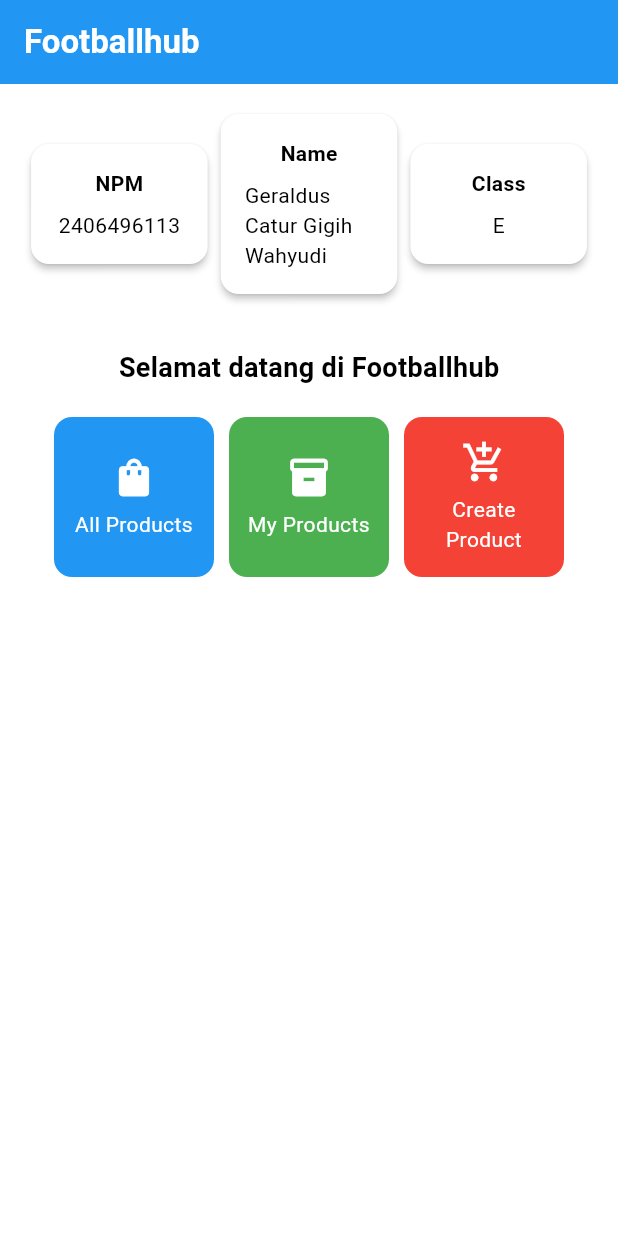
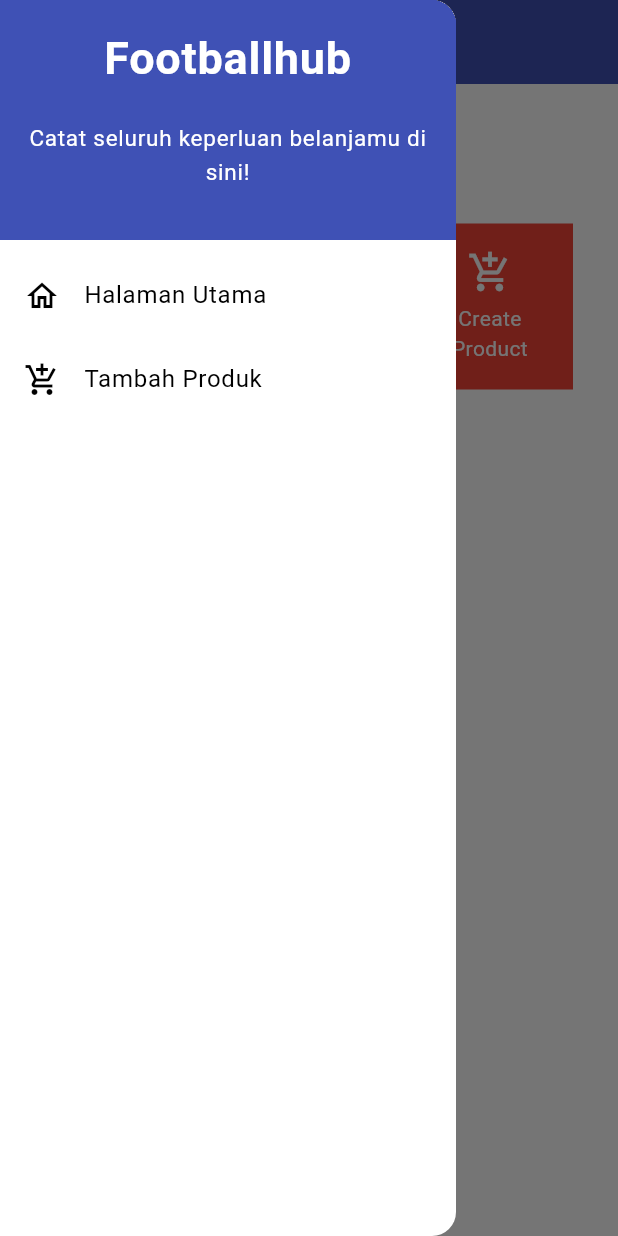
Before and after one commit to GeraldusGigih/football-shop-mobile, a Flutter app: the screen it shows after launch, with the side drawer open (before the commit the screen has no drawer), on a phone screen of 412 x 824 dp. Run offline on Flutter 3.47's test engine with Material 3 defaults, Android fonts, the phone set to English and light mode, and no system bars.

Commit message:
Tugas 8 Complete

```diff
--- a/lib/menu.dart
+++ b/lib/menu.dart
@@ -1,11 +1,9 @@
 import 'package:flutter/material.dart';
+import 'package:football_shop/product_form.dart';
+import 'package:football_shop/widgets/left_drawer.dart';
 
 class MyHomePage extends StatelessWidget {
   MyHomePage({super.key});
-
-  final String nama = "Geraldus Catur Gigih Wahyudi"; //nama
-  final String npm = "2406496113"; //npm
-  final String kelas = "E"; //kelas
 
   final List<ItemHomepage> items = [
     ItemHomepage("All Products", Icons.shopping_bag, Colors.blue),
@@ -15,11 +13,8 @@ class MyHomePage extends StatelessWidget {
 
   @override
   Widget build(BuildContext context) {
-    // Scaffold menyediakan struktur dasar halaman dengan AppBar dan body.
     return Scaffold(
-      // AppBar adalah bagian atas halaman yang menampilkan judul.
       appBar: AppBar(
-        // Judul aplikasi "Footballhub" dengan teks putih dan tebal.
         title: const Text(
           'Footballhub',
           style: TextStyle(
@@ -27,102 +22,45 @@ class MyHomePage extends StatelessWidget {
             fontWeight: FontWeight.bold,
           ),
         ),
-        // Warna latar belakang AppBar diambil dari skema warna tema aplikasi.
-        backgroundColor: Theme
-            .of(context)
-            .colorScheme
-            .primary,
+        backgroundColor: Colors.indigo,
+        foregroundColor: Colors.white,
       ),
-      // Body halaman dengan padding di sekelilingnya.
-      body: Padding(
-        padding: const EdgeInsets.all(16.0),
-        // Menyusun widget secara vertikal dalam sebuah kolom.
+      drawer: const LeftDrawer(),
+      body: SingleChildScrollView(
+        // Widget wrapper yang dapat di-scroll
+        child: Padding(
+          padding: const EdgeInsets.all(10.0), // Set padding dari halaman
           child: Column(
-          crossAxisAlignment: CrossAxisAlignment.center,
-          children: [
-            // Row untuk menampilkan 3 InfoCard secara horizontal.
-            Row(
-              mainAxisAlignment: MainAxisAlignment.spaceEvenly,
-              children: [
-                InfoCard(title: 'NPM', content: npm),
-                InfoCard(title: 'Name', content: nama),
-                InfoCard(title: 'Class', content: kelas),
-              ],
-            ),
-
-            // Memberikan jarak vertikal 16 unit.
-            const SizedBox(height: 16.0),
-
-            // Menempatkan widget berikutnya di tengah halaman.
-            Center(
-              child: Column(
-                // Menyusun teks dan grid item secara vertikal.
-
-                children: [
-                  // Menampilkan teks sambutan dengan gaya tebal dan ukuran 18.
+            // Widget untuk menampilkan children secara vertikal
+            children: <Widget>[
               const Padding(
-                    padding: EdgeInsets.only(top: 16.0),
+                padding: EdgeInsets.only(top: 10.0, bottom: 10.0),
+                // Widget Text untuk menampilkan tulisan dengan alignment center dan style yang sesuai
                 child: Text(
-                      'Selamat datang di Footballhub',
+                  'Shop',
+                  textAlign: TextAlign.center,
                   style: TextStyle(
+                    fontSize: 30,
                     fontWeight: FontWeight.bold,
-                        fontSize: 18.0,
                   ),
                 ),
               ),
-
-                  // Grid untuk menampilkan ItemCard dalam bentuk grid 3 kolom.
+              // Grid layout
               GridView.count(
+                // Container pada card kita.
                 primary: true,
                 padding: const EdgeInsets.all(20),
                 crossAxisSpacing: 10,
                 mainAxisSpacing: 10,
                 crossAxisCount: 3,
-                    // Agar grid menyesuaikan tinggi kontennya.
                 shrinkWrap: true,
-
-                    // Menampilkan ItemCard untuk setiap item dalam list items.
                 children: items.map((ItemHomepage item) {
+                  // Iterasi untuk setiap item
                   return ItemCard(item);
                 }).toList(),
               ),
             ],
           ),
-            ),
-          ],
-        ),
-      ),
-    );
-  }
-}
-
-class InfoCard extends StatelessWidget {
-  // Kartu informasi yang menampilkan title dan content.
-
-  final String title;  // Judul kartu.
-  final String content;  // Isi kartu.
-
-  const InfoCard({super.key, required this.title, required this.content});
-
-  @override
-  Widget build(BuildContext context) {
-    return Card(
-      // Membuat kotak kartu dengan bayangan dibawahnya.
-      elevation: 2.0,
-      child: Container(
-        // Mengatur ukuran dan jarak di dalam kartu.
-        width: MediaQuery.of(context).size.width / 3.5, // menyesuaikan dengan lebar device yang digunakan.
-        padding: const EdgeInsets.all(16.0),
-        // Menyusun title dan content secara vertikal.
-        child: Column(
-          children: [
-            Text(
-              title,
-              style: const TextStyle(fontWeight: FontWeight.bold),
-            ),
-            const SizedBox(height: 8.0),
-            Text(content),
-          ],
         ),
       ),
     );
@@ -138,36 +76,34 @@ class ItemHomepage {
 }
 
 class ItemCard extends StatelessWidget {
-  // Menampilkan kartu dengan ikon dan nama.
-
   final ItemHomepage item;
 
-  const ItemCard(this.item, {super.key});
+  const ItemCard(this.item, {super.key}); // Constructor
 
   @override
   Widget build(BuildContext context) {
     return Material(
-      // Menentukan warna latar belakang dari item.
       color: item.color,
-      // Membuat sudut kartu melengkung.
-      borderRadius: BorderRadius.circular(12),
-
       child: InkWell(
-        // Aksi ketika kartu ditekan.
+        // Area responsive terhadap sentuhan
         onTap: () {
-          // Menampilkan pesan SnackBar saat kartu ditekan.
+          // Memunculkan SnackBar ketika diklik
           ScaffoldMessenger.of(context)
             ..hideCurrentSnackBar()
-            ..showSnackBar(
-                SnackBar(content: Text("Kamu telah menekan tombol ${item.name}!"))
-            );
+            ..showSnackBar(SnackBar(
+                content: Text("Kamu telah menekan tombol ${item.name}!")));
+
+          // Navigate ke route yang sesuai (tergantung jenis tombol)
+          if (item.name == "Create Product") {
+            Navigator.push(context,
+                MaterialPageRoute(builder: (context) => const ShopFormPage()));
+          }
         },
+        child: Container(
           // Container untuk menyimpan Icon dan Text
-        child: Container(
           padding: const EdgeInsets.all(8),
           child: Center(
             child: Column(
-              // Menyusun ikon dan teks di tengah kartu.
               mainAxisAlignment: MainAxisAlignment.center,
               children: [
                 Icon(
@@ -188,5 +124,4 @@ class ItemCard extends StatelessWidget {
       ),
     );
   }
-
 }
--- /dev/null
+++ b/lib/widgets/left_drawer.dart
@@ -0,0 +1,68 @@
+import 'package:flutter/material.dart';
+import 'package:football_shop/menu.dart';
+import 'package:football_shop/product_form.dart';
+
+class LeftDrawer extends StatelessWidget {
+  const LeftDrawer({super.key});
+
+  @override
+  Widget build(BuildContext context) {
+    return Drawer(
+      child: ListView(
+        children: [
+          const DrawerHeader(
+            decoration: BoxDecoration(
+              color: Colors.indigo,
+            ),
+            child: Column(
+              children: [
+                Text(
+                  'Footballhub',
+                  textAlign: TextAlign.center,
+                  style: TextStyle(
+                    fontSize: 30,
+                    fontWeight: FontWeight.bold,
+                    color: Colors.white,
+                  ),
+                ),
+                Padding(padding: EdgeInsets.all(10)),
+                Text("Catat seluruh keperluan belanjamu di sini!",
+                    textAlign: TextAlign.center,
+                    style: TextStyle(
+                      fontSize: 15,
+                      color: Colors.white,
+                      fontWeight: FontWeight.normal
+                    ),
+                ),
+              ],
+            ),
+          ),
+          ListTile(
+            leading: const Icon(Icons.home_outlined),
+            title: const Text('Halaman Utama'),
+            // Bagian redirection ke MyHomePage
+            onTap: () {
+              Navigator.pushReplacement(
+                  context,
+                  MaterialPageRoute(
+                    builder: (context) => MyHomePage(),
+                  ));
+            },
+          ),
+          ListTile(
+            leading: const Icon(Icons.add_shopping_cart),
+            title: const Text('Tambah Produk'),
+            // Bagian redirection ke ShopFormPage
+            onTap: () {
+              Navigator.pushReplacement(
+                  context,
+                  MaterialPageRoute(
+                    builder: (context) => const ShopFormPage(),
+                  ));
+            },
+          ),
+        ],
+      ),
+    );
+  }
+}
```
Also changed, not shown: form_sample/analysis_options.yaml (added, +28 -0 lines), form_sample/lib/main.dart (added, +64 -0 lines), form_sample/pubspec.yaml (added, +89 -0 lines), lib/product_form.dart (added, +244 -0 lines), form_sample/pubspec.lock (added), 125 other files. Lines whose indentation alone changed are shown as unchanged.
